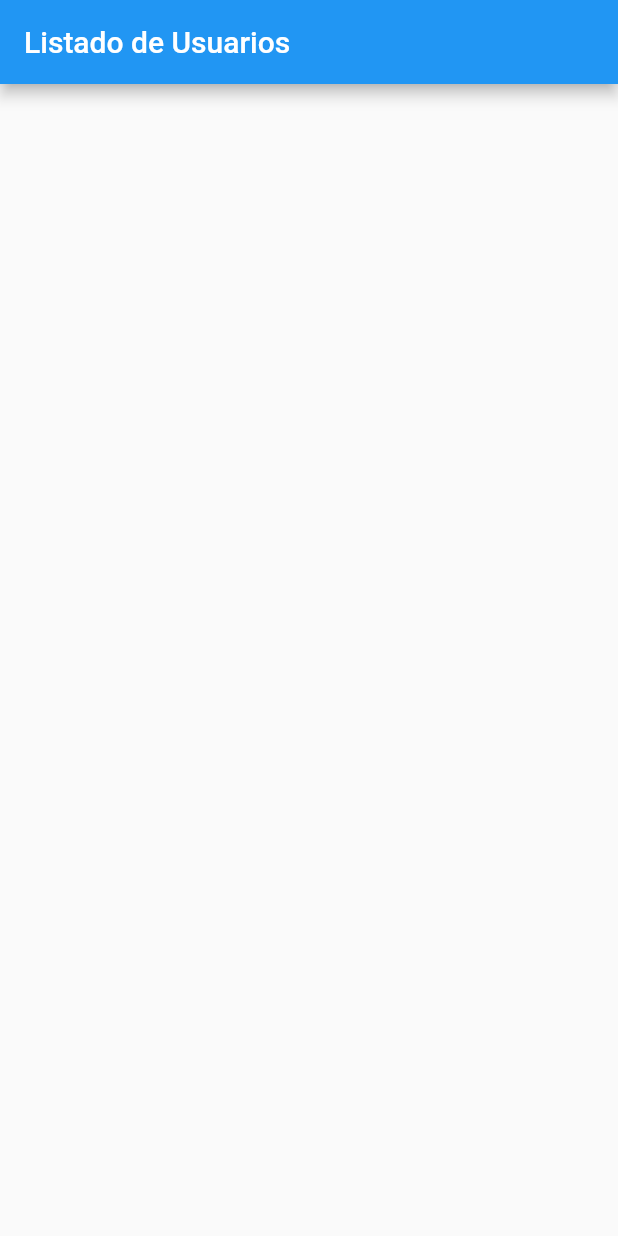
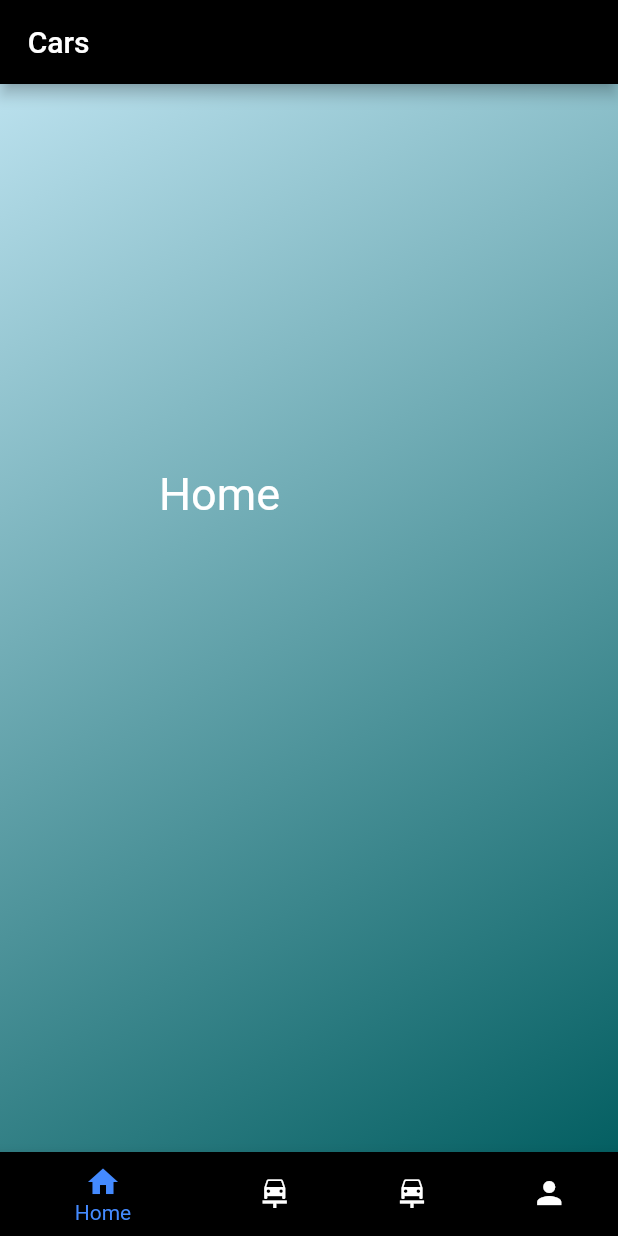
Before and after one commit to DanithBabilonia98/Mobile2, a Flutter app: the screen it shows after launch, on a phone screen of 412 x 824 dp. Run offline on Flutter 3.47's test engine with Material 2 defaults, Android fonts, the phone set to English and light mode, and no system bars; our stand-ins replace firebase_core, firebase_database, getwidget, lottie; accounts and stored records are empty.

Commit message:
Semana 4

```diff
--- /dev/null
+++ b/lib/views/home_view.dart
@@ -0,0 +1,30 @@
+import 'package:flutter/material.dart';
+
+class HomePage extends StatelessWidget {
+  const HomePage({Key? key}) : super(key: key);
+
+  @override
+  Widget build(BuildContext context) {
+    return Container(
+      decoration: const BoxDecoration(
+          gradient: LinearGradient(
+              begin: Alignment.topLeft,
+              end: Alignment.bottomRight,
+              colors: [
+            Color.fromARGB(255, 187, 225, 238),
+            Color.fromARGB(255, 4, 95, 98)
+          ])),
+      child: const Scaffold(
+          // By defaut, Scaffold background is white
+          // Set its value to transparent
+          backgroundColor: Colors.transparent,
+          body: Center(
+            child: SizedBox(
+                width: 200,
+                height: 200,
+                child: Text("Home ",
+                    style: TextStyle(color: Colors.white, fontSize: 30))),
+          )),
+    );
+  }
+}
--- a/lib/views/menu.dart
+++ b/lib/views/menu.dart
@@ -1,8 +1,9 @@
 import 'package:flutter/material.dart';
-import 'package:flutter_application_2/views/get_firebase.dart';
-import 'package:flutter_application_2/views/listview_3.dart';
+import 'package:flutter_application_2/views/home_view.dart';
+import 'package:flutter_application_2/views/listview_2.dart';
+import 'package:flutter_application_2/views/new_profile.dart';
 
-void main() => runApp(Menu());
+void main() => runApp(const Menu());
 
 class Menu extends StatefulWidget {
   const Menu({Key? key}) : super(key: key);
@@ -12,27 +13,73 @@ class Menu extends StatefulWidget {
 }
 
 class _MenuState extends State<Menu> {
-  @override
+  int _selectedIndex = 0;
+
+  static const TextStyle optionStyle =
+      TextStyle(fontSize: 24, fontWeight: FontWeight.bold);
+
+  static const List<Widget> _widgetOptions = <Widget>[
+    HomePage(),
+    ListView2(),
+    Text('Index 2', style: optionStyle),
+    Profile(),
+  ];
+
+  void _onItemTapped(int index) {
+    setState(() {
+      _selectedIndex = index;
+    });
+  }
+
+  /*@override
   void initState() {
     Future.delayed(const Duration(seconds: 2), () {
       Navigator.pushReplacement(context,
           MaterialPageRoute(builder: (context) => const GetFireBase()));
     });
     super.initState();
-  }
+  }*/
 
   @override
   Widget build(BuildContext context) {
     return Scaffold(
-      body: Container(
-          alignment: Alignment.center,
-          child: const Text(
-            "Home ",
-            style: TextStyle(
-                fontSize: 30,
-                fontWeight: FontWeight.bold,
-                color: Color.fromARGB(255, 50, 152, 203)),
+      appBar: AppBar(
+          backgroundColor: Colors.black,
+          title: const Text(
+            'Cars ',
+            textAlign: TextAlign.center,
           )),
+      body: Center(
+        child: _widgetOptions.elementAt(_selectedIndex),
+      ),
+      bottomNavigationBar: BottomNavigationBar(
+        items: const <BottomNavigationBarItem>[
+          BottomNavigationBarItem(
+            icon: Icon(Icons.home),
+            label: "Home",
+            backgroundColor: Colors.black,
+          ),
+          BottomNavigationBarItem(
+            icon: Icon(Icons.car_repair),
+            label: "Repair",
+            backgroundColor: Colors.black,
+          ),
+          BottomNavigationBarItem(
+            icon: Icon(Icons.car_repair),
+            label: "Services",
+            backgroundColor: Colors.black,
+          ),
+          BottomNavigationBarItem(
+            icon: Icon(Icons.person),
+            label: "User",
+            backgroundColor: Colors.black,
+          ),
+        ],
+        currentIndex: _selectedIndex,
+        selectedItemColor: Colors.blueAccent,
+        onTap: _onItemTapped,
+        //
+      ),
     );
   }
 }
--- a/lib/views/splash_view.dart
+++ b/lib/views/splash_view.dart
@@ -12,7 +12,7 @@ class SplashView extends StatefulWidget {
 class Home extends State<SplashView> {
   @override
   void initState() {
-    Future.delayed(const Duration(seconds: 5), () {
+    Future.delayed(const Duration(seconds: 3), () {
       Navigator.pushReplacement(
           context, MaterialPageRoute(builder: (context) => const Menu()));
     });
--- a/pubspec.yaml
+++ b/pubspec.yaml
@@ -39,6 +39,7 @@ dependencies:
   firebase_crashlytics: ^2.8.1
   firebase_analytics: ^9.1.9
   lottie: ^1.3.0
+  getwidget: ^3.0.1
 
 dev_dependencies:
   flutter_test:
@@ -65,6 +66,7 @@ flutter:
   # To add assets to your application, add an assets section, like this:
   assets:
     - assets/animations/
+    - assets/images/
   #   - images/a_dot_burr.jpeg
   #   - images/a_dot_ham.jpeg
 
```
Also changed, not shown: lib/views/listview_2.dart (+21 -6 lines), lib/views/new_profile.dart (added, +171 -0 lines), lib/views/user_profile.dart (added, +49 -0 lines), assets/images/foto.jpg (added), assets/images/otro.jpg (added), pubspec.lock, 3 other files.
